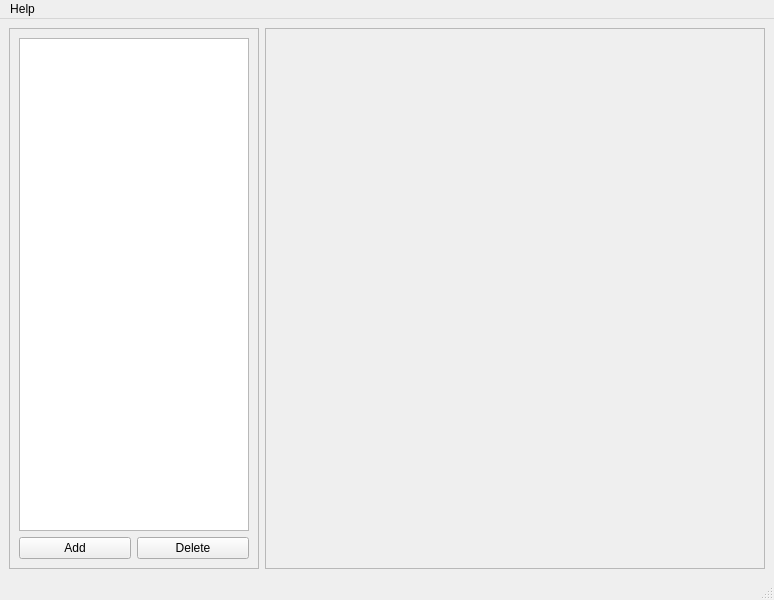
Qt form gui.ui (farzadasgari/PDFPyMerger) before a commit.
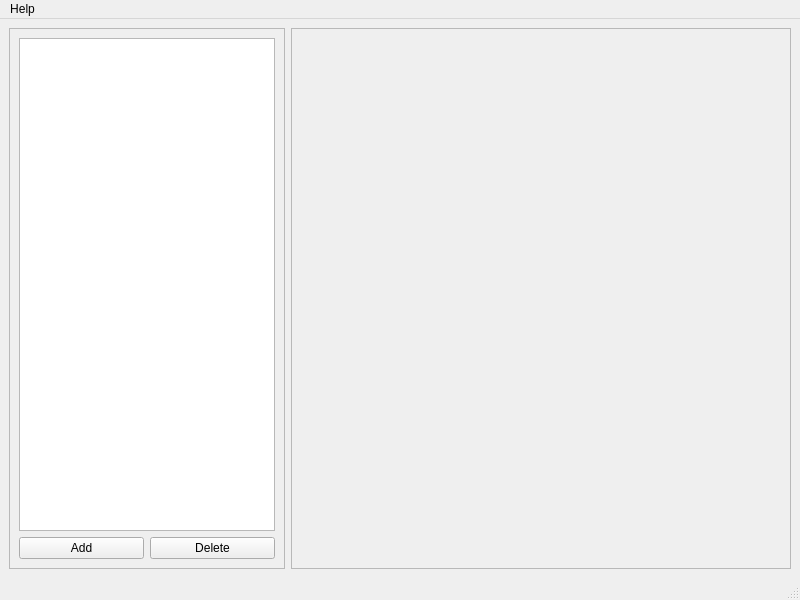
The same form after that commit. Icons and pictures are not drawn.

Commit message: Fixing Windows Size Policies

Patch:
```diff
--- a/gui.ui
+++ b/gui.ui
@@ -6,10 +6,28 @@
    <rect>
     <x>0</x>
     <y>0</y>
-    <width>774</width>
+    <width>800</width>
     <height>600</height>
    </rect>
   </property>
+  <property name="sizePolicy">
+   <sizepolicy hsizetype="Fixed" vsizetype="Fixed">
+    <horstretch>0</horstretch>
+    <verstretch>0</verstretch>
+   </sizepolicy>
+  </property>
+  <property name="minimumSize">
+   <size>
+    <width>800</width>
+    <height>600</height>
+   </size>
+  </property>
+  <property name="maximumSize">
+   <size>
+    <width>800</width>
+    <height>600</height>
+   </size>
+  </property>
   <property name="windowTitle">
    <string>PDFPyMerger</string>
   </property>
@@ -124,7 +142,7 @@
     <rect>
      <x>0</x>
      <y>0</y>
-     <width>774</width>
+     <width>800</width>
      <height>22</height>
     </rect>
    </property>
```
The commit also changes 2 other files.
